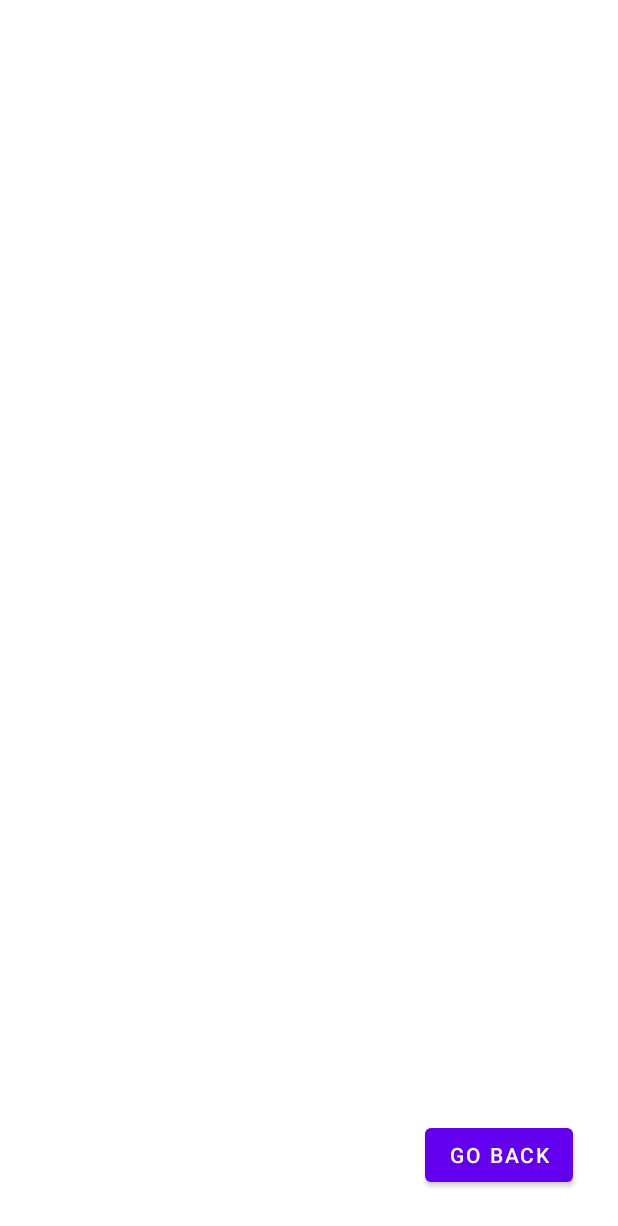
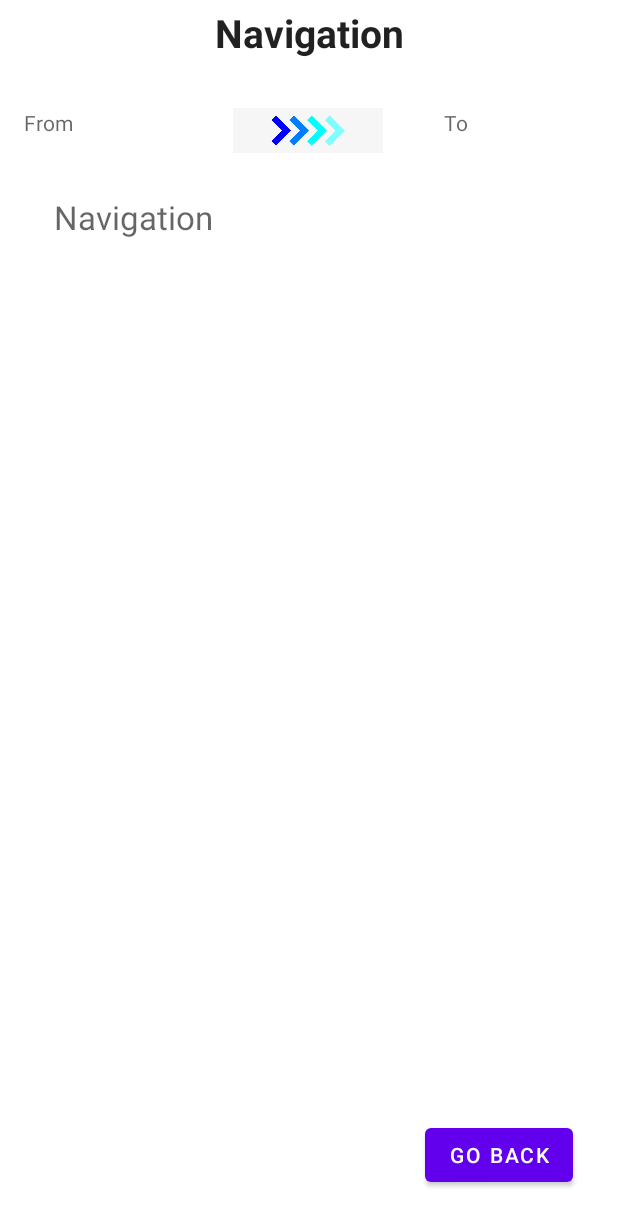
Before and after one commit to CSE-110-Spring-2022/zooseeker-cse-110-team-49, an Android app: the layout activity_navigation.xml on its own in the app's theme, with its tools: preview values and no code run, on a phone screen of 412 x 824 dp. Shown: the top 1226 px of the screen. Run offline under Robolectric (Android 15) with nearby library versions, the phone set to English and light mode, and no system bars.

Commit message:
update navigation UI

```diff
--- a/app/src/main/java/com/example/cse110_team49/NavigationActivity.java
+++ b/app/src/main/java/com/example/cse110_team49/NavigationActivity.java
@@ -41,6 +41,7 @@ public class NavigationActivity extends AppCompatActivity {
 //                    eInfo.get(e.getId()).street,
 //                    vInfo.get(g.getEdgeSource(e).toString()).name,
 //                    vInfo.get(g.getEdgeTarget(e).toString()).name);
+            System.out.println(message);
             i++;
         }
 
--- a/app/src/main/res/layout/activity_navigation.xml
+++ b/app/src/main/res/layout/activity_navigation.xml
@@ -16,4 +16,60 @@
         android:text="Go Back"
         app:layout_constraintBottom_toBottomOf="parent"
         app:layout_constraintEnd_toEndOf="parent" />
+
+    <TextView
+        android:id="@+id/nav"
+        android:layout_width="360dp"
+        android:layout_height="600dp"
+        android:layout_marginTop="28dp"
+        android:layout_marginEnd="16dp"
+        android:hint="Navigation"
+        android:textAppearance="@style/TextAppearance.AppCompat.Large"
+        app:layout_constraintEnd_toEndOf="parent"
+        app:layout_constraintTop_toBottomOf="@+id/arrow" />
+
+    <TextView
+        android:id="@+id/nav_title"
+        android:layout_width="343dp"
+        android:layout_height="44dp"
+        android:gravity="center"
+        android:text="Navigation"
+        android:textAppearance="@style/TextAppearance.AppCompat.Large"
+        android:textSize="26sp"
+        android:textStyle="bold"
+        app:layout_constraintEnd_toEndOf="parent"
+        app:layout_constraintStart_toStartOf="parent"
+        app:layout_constraintTop_toTopOf="parent" />
+
+    <TextView
+        android:id="@+id/from"
+        android:layout_width="100dp"
+        android:layout_height="31dp"
+        android:layout_marginStart="16dp"
+        android:layout_marginTop="28dp"
+        android:hint="From"
+        app:layout_constraintStart_toStartOf="parent"
+        app:layout_constraintTop_toBottomOf="@+id/nav_title" />
+
+    <TextView
+        android:id="@+id/to"
+        android:layout_width="100dp"
+        android:layout_height="30dp"
+        android:layout_marginTop="28dp"
+        android:layout_marginEnd="16dp"
+        android:hint="To"
+        app:layout_constraintEnd_toEndOf="parent"
+        app:layout_constraintTop_toBottomOf="@+id/nav_title" />
+
+    <TextView
+        android:id="@+id/arrow"
+        android:layout_width="100dp"
+        android:layout_height="30dp"
+        android:layout_marginTop="28dp"
+        android:background="@drawable/arrow"
+        app:layout_constraintEnd_toEndOf="@+id/nav_title"
+        app:layout_constraintHorizontal_bias="0.497"
+        app:layout_constraintStart_toStartOf="@+id/nav_title"
+        app:layout_constraintTop_toBottomOf="@+id/nav_title" />
+
 </androidx.constraintlayout.widget.ConstraintLayout>
```
Also changed, not shown: app/src/main/res/drawable-v24/arrow.png (added).
